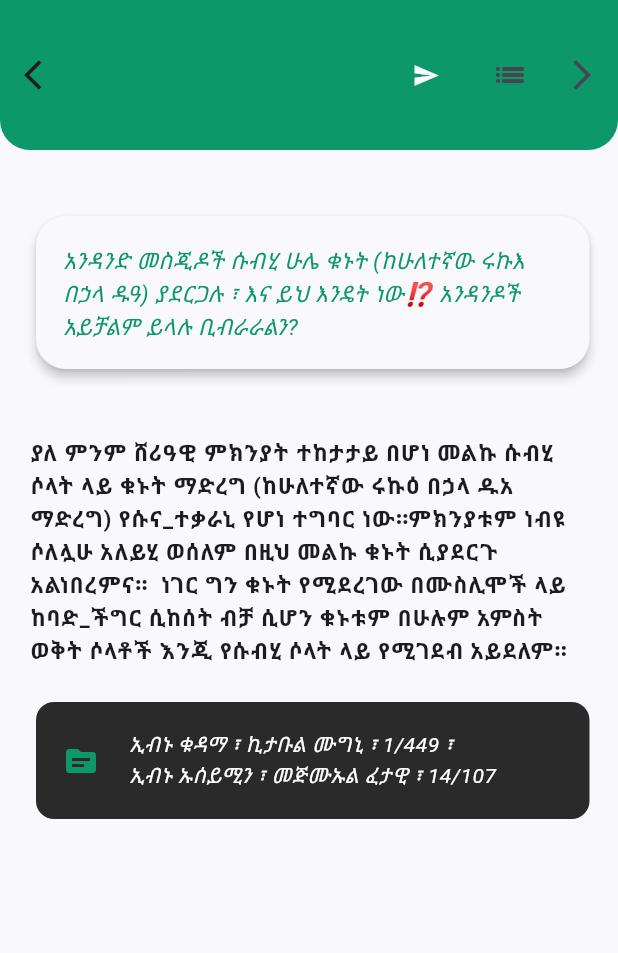
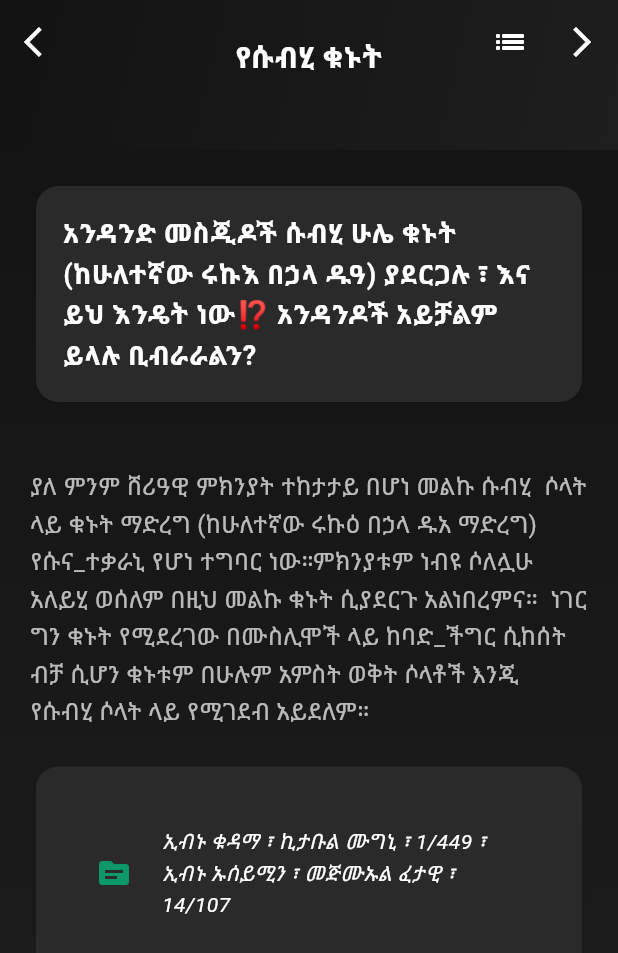
Before and after one commit to abduseK/Ye-Elm-Kazna, a Flutter app: the Page4 screen opened directly, after a tap on the "arrow back ios" icon, on a phone screen of 412 x 824 dp. Shown: the top 953 px of the screen. Run offline on Flutter 3.47's test engine with Material 3 defaults, Android fonts, the light colour scheme and no system bars; our stand-ins replace marquee, share.

Commit message:
change on Bida part 2 page UI

```diff
--- a/lib/pages/page4.dart
+++ b/lib/pages/page4.dart
@@ -1,133 +1,166 @@
 import 'package:flutter/material.dart';
-import 'package:ye_elm_kazna/constants.dart';
 import 'package:ye_elm_kazna/files/listfiles2.dart';
-import 'package:share/share.dart';
 import 'package:ye_elm_kazna/widgets/refractor_widgets.dart';
 
-
-
 class Page4 extends StatefulWidget {
-
-
-
   @override
-
   _Page4State createState() => _Page4State();
 }
 
 class _Page4State extends State<Page4> {
-
-
-
-  @override
-
   int barNumber = 25;
   int textNumber = 25;
   int sourceNumber = 25;
   int questionNumber = 25;
 
+  void updateNumbers(int change) {
+    setState(() {
+      barNumber += change;
+      textNumber += change;
+      sourceNumber += change;
+      questionNumber += change;
+
+      if (barNumber < 25) {
+        barNumber = 25;
+        textNumber = 25;
+        sourceNumber = 25;
+        questionNumber = 25;
+      } else if (barNumber > 52) {
+        barNumber = 52;
+        textNumber = 52;
+        sourceNumber = 52;
+        questionNumber = 52;
+      }
+    });
+  }
+
+  @override
   Widget build(BuildContext context) {
     return Scaffold(
-      backgroundColor: Color(0xFFF9F8FD),
-      appBar: AppBar(
-        flexibleSpace: Text("\n\n\n\n\n\n            " + appTitless2[barNumber],
-        style: TextStyle(
-          color: kBackgroundColor
+      extendBodyBehindAppBar: true,
+      appBar: PreferredSize(
+        preferredSize: Size.fromHeight(100.0),
+        child: AppBar(
+          backgroundColor: Colors.transparent,
+          elevation: 0,
+          flexibleSpace: Container(
+            decoration: BoxDecoration(
+              gradient: LinearGradient(
+                colors: [Color(0xFF121212), Color(0xFF1E1E1E)], // Dark gradient
+                begin: Alignment.topLeft,
+                end: Alignment.bottomRight,
+              ),
+            ),
+          ),
+          centerTitle: true,
+          title: Padding(
+            padding: const EdgeInsets.only(top: 20.0),
+            child: Text(
+              appTitless2[barNumber],
+              style: TextStyle(
+                fontSize: 20,
+                fontWeight: FontWeight.bold,
+                color: Colors.white, // White text for contrast
+              ),
+            ),
+          ),
+          leading: IconButton(
+            onPressed: () => updateNumbers(-1),
+            icon: Icon(Icons.arrow_back_ios, color: Colors.white),
+          ),
+          actions: [
+            // IconButton(
+            //   onPressed: () => Share.share(texts[textNumber]),
+            //   icon: Icon(Icons.send, color: Colors.white),
+            // ),
+            IconButton(
+              onPressed: () => Navigator.pop(context),
+              icon: Icon(Icons.list_sharp, color: Colors.white),
+            ),
+            IconButton(
+              onPressed: () => updateNumbers(1),
+              icon: Icon(Icons.arrow_forward_ios, color: Colors.white),
+            ),
+          ],
         ),
-        ),
-        backgroundColor: Color(0xFF0C9869),
-        toolbarHeight: 100.0,
-        shape: RoundedRectangleBorder(
-          borderRadius: BorderRadius.only(
-            bottomLeft: Radius.circular(20),
-            bottomRight: Radius.circular(20)
-          )
-        ),
-        leading: IconButton(
-          onPressed: () {
-            setState(() {
-              barNumber--;
-              textNumber--;
-              sourceNumber--;
-              questionNumber--;
-              if(barNumber < 25)
-              {
-                barNumber = 25;
-                questionNumber = 25;
-                sourceNumber = 25;
-                textNumber = 25;
-              }
-            });
-          },
-          icon: Icon(Icons.arrow_back_ios),),
-        actions: [
-          TextButton(
-                onPressed: () {
-                  Share.share(
+      ),
+      body: Stack(
+        children: [
+          // Dark background
+          Container(
+            decoration: BoxDecoration(
+              gradient: LinearGradient(
+                colors: [
+                  Color(0xFF121212),
+                  Color(0xFF1E1E1E)
+                ], // Dark gradient background
+                begin: Alignment.topCenter,
+                end: Alignment.bottomCenter,
+              ),
+            ),
+          ),
+          // Main content
+          SingleChildScrollView(
+            child: Padding(
+              padding:
+                  const EdgeInsets.symmetric(horizontal: 20.0, vertical: 120.0),
+              child: Column(
+                crossAxisAlignment: CrossAxisAlignment.start,
+                children: [
+                  // Question Card
+                  Card(
+                    color: Color(0xFF2A2A2A), // Darker card background
+                    shape: RoundedRectangleBorder(
+                      borderRadius: BorderRadius.circular(15),
+                    ),
+                    elevation: 2, // Minimal shadow
+                    shadowColor: Colors.black.withOpacity(0.5),
+                    child: Padding(
+                      padding: const EdgeInsets.all(18.0),
+                      child: Text(
+                        questions2[questionNumber],
+                        style: TextStyle(
+                          fontSize: 18,
+                          fontWeight: FontWeight.w600,
+                          color: Colors.white, // Light text for contrast
+                        ),
+                      ),
+                    ),
+                  ),
+                  SizedBox(height: 40.0),
+
+                  // Main Text Content
+                  Text(
                     texts2[textNumber],
-                  );
-                },
-                child: Icon(Icons.send,
-                color: kBackgroundColor,),
+                    style: TextStyle(
+                      fontSize: 16,
+                      color: Colors
+                          .white70, // Slightly muted white text for body content
+                      height: 1.5,
+                    ),
+                  ),
 
+                  SizedBox(height: 20.0),
+
+                  // Source Card
+                  Card(
+                    color: Color(
+                        0xFF2A2A2A), // Same dark background for consistency
+                    shape: RoundedRectangleBorder(
+                      borderRadius: BorderRadius.circular(15),
+                    ),
+                    elevation: 2, // Subtle shadow
+                    shadowColor: Colors.black.withOpacity(0.5),
+                    child: Padding(
+                      padding: const EdgeInsets.all(18.0),
+                      child: NewCard2(sourceNumber: sourceNumber),
+                    ),
+                  ),
+                ],
               ),
-          IconButton(
-              onPressed: () {
-                Navigator.pop(context);
-              },
-              icon: Icon(Icons.list_sharp)
+            ),
           ),
-          IconButton(
-            onPressed: () {
-              setState(() {
-                barNumber++;
-                textNumber++;
-                sourceNumber++;
-                questionNumber++;
-                if(barNumber > 52)
-                {
-                  barNumber = 52;
-                  questionNumber = 52;
-                  sourceNumber = 52;
-                  textNumber = 52;
-                }
-
-              });
-            },
-            icon: Icon(Icons.arrow_forward_ios),)
         ],
-      ),
-      body: SingleChildScrollView(
-        child: Padding(
-          padding: const EdgeInsets.only(left: 20.0, top: 40.0, right: 15.0),
-          child: Column(
-            children: [
-              Card(
-                color: kBackgroundColor,
-                elevation: 3,
-                shape: RoundedRectangleBorder(
-                  borderRadius: BorderRadius.circular(20)
-                ),
-                child: Padding(
-                  padding: const EdgeInsets.all(18.0),
-                  child: Text(questions2[questionNumber],
-                    style: questionTextStyle
-                  ),
-                ),
-              ),
-              SizedBox(height: 40.0,),
-              Text(
-                texts2[textNumber],
-                style: mainTextStyle
-              ),
-              SizedBox(
-                height: 20.0,
-              ),
-              NewCard2(sourceNumber: sourceNumber)
-
-            ],
-          ),
-        ),
       ),
     );
   }
```
Also changed, not shown: lib/pages/page3.dart (+0 -116 lines).
